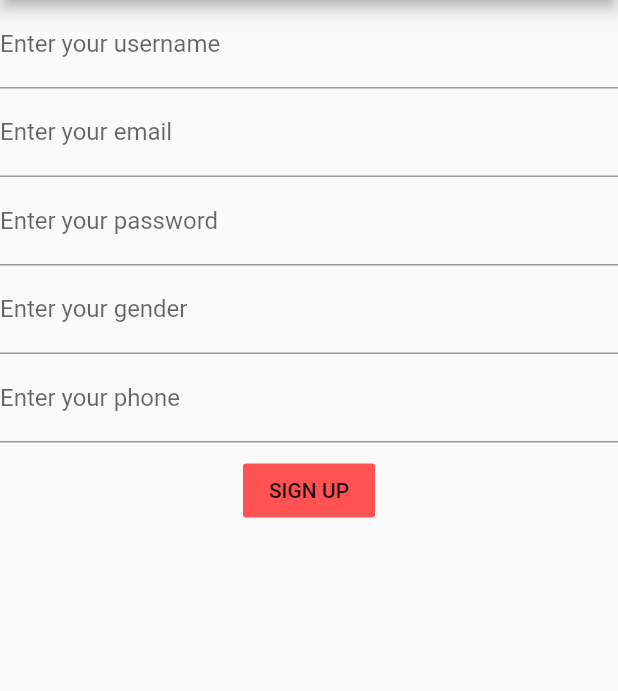
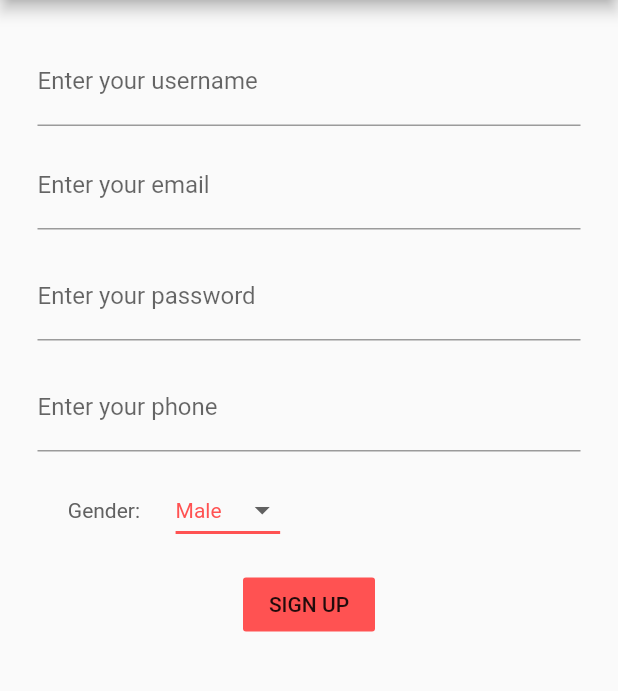
Before and after one commit to mustafabaki/cheapie, a Flutter app: the screen it shows after launch, after a tap on "TAP HERE TO SIGN UP!", on a phone screen of 412 x 824 dp, the part 84-775 px from its top. Run offline on Flutter 3.47's test engine with Material 2 defaults, Android fonts, the phone set to English and light mode, and no system bars; our stand-ins replace flutter_rating_bar, sqflite; accounts and stored records are empty; network calls fail.

Commit message:
First Commit - Hasan
Make changes to submit and login page

```diff
--- a/lib/main.dart
+++ b/lib/main.dart
@@ -217,19 +217,32 @@ class _firstScreenState extends State<firstScreen> {
               image: AssetImage('images/logo.png'),
             ),
           ),
-          TextFormField(
+          Padding(
+            padding: const EdgeInsets.all(11.0),
+            child: Container(
+              width: MediaQuery.of(context).size.width * 0.75,
+              child: TextFormField(
                   controller: username,
                   decoration: InputDecoration(
                       border: UnderlineInputBorder(),
                       labelText: 'Enter your username')),
-          TextFormField(
+            ),
+          ),
+          Padding(
+            padding: const EdgeInsets.all(11.0),
+            child: Container(
+              width: MediaQuery.of(context).size.width * 0.75,
+              child: TextFormField(
+                obscureText: true,
                 controller: password,
                 decoration: InputDecoration(
                     border: UnderlineInputBorder(),
                     labelText: 'Enter your password'),
               ),
+            ),
+          ),
           Padding(
-            padding: const EdgeInsets.all(8.0),
+            padding: const EdgeInsets.all(20.0),
             child: FlatButton(
               onPressed: () async {
                 String usrname = username.text;
@@ -243,7 +256,12 @@ class _firstScreenState extends State<firstScreen> {
                       MaterialPageRoute(builder: (context) => screen()));
                 }
               },
-              child: Text("LOGIN"),
+              child: Text(
+                "LOGIN",
+                style: TextStyle(
+                  color: Colors.white,
+                ),
+              ),
               color: Colors.redAccent,
             ),
           ),
@@ -254,7 +272,9 @@ class _firstScreenState extends State<firstScreen> {
                 Navigator.push(
                     context, MaterialPageRoute(builder: (context) => signup()));
               },
-              child: Text("TAP HERE TO SIGN UP! "),
+              child: Text("TAP HERE TO SIGN UP! ",style: TextStyle(
+                  color: Colors.white,
+                ),),
               color: Colors.redAccent,
             ),
           )
@@ -276,6 +296,8 @@ class _signupState extends State<signup> {
   TextEditingController city = TextEditingController();
   TextEditingController gender = TextEditingController();
   TextEditingController email = TextEditingController();
+  String dropdownValue = 'Male';
+
 
   @override
   Widget build(BuildContext context) {
@@ -284,45 +306,79 @@ class _signupState extends State<signup> {
         backgroundColor: Colors.redAccent,
         title: Text('Sign Up For Cheapie'),
       ),
-      body: Column(
+      body: Padding(
+        padding: const EdgeInsets.all(25.0),
+        child: Column(
           children: [
             TextFormField(
                 controller: username,
                 decoration: InputDecoration(
                     border: UnderlineInputBorder(),
                     labelText: 'Enter your username')),
+            SizedBox(height: 10),
             TextFormField(
                 controller: email,
                 decoration: InputDecoration(
                     border: UnderlineInputBorder(),
                     labelText: 'Enter your email')),
+            SizedBox(height: 15),
             TextFormField(
+                obscureText: true,
                 controller: password,
                 decoration: InputDecoration(
                     border: UnderlineInputBorder(),
                     labelText: 'Enter your password')),
-          TextFormField(
-              controller: gender,
-              decoration: InputDecoration(
-                  border: UnderlineInputBorder(),
-                  labelText: 'Enter your gender')),
+            SizedBox(height: 15),
             TextFormField(
                 controller: phone,
                 decoration: InputDecoration(
                     border: UnderlineInputBorder(),
                     labelText: 'Enter your phone')),
+            SizedBox(height: 15),
             Padding(
-            padding: const EdgeInsets.all(8.0),
+              padding: const EdgeInsets.only(right: 180),
+              child: Row(
+                mainAxisAlignment: MainAxisAlignment.spaceEvenly,
+                children: [
+                  Container(child: Text('Gender: ', style: TextStyle(color: Colors.grey[700]),),),
+                  DropdownButton<String>(
+                    value: dropdownValue,
+                    elevation: 16,
+                    style: const TextStyle(color: Colors.redAccent),
+                    underline: Container(
+                      height: 2,
+                      color: Colors.redAccent,
+                    ),
+                    onChanged: (String newValue) {
+                      setState(() {
+                        dropdownValue = newValue;
+                      });
+                    },
+                    items: <String>['Male', 'Female']
+                        .map<DropdownMenuItem<String>>((String value) {
+                      return DropdownMenuItem<String>(
+                        value: value,
+                        child: Text(value),
+                      );
+                    }).toList(),
+                  ),
+                ],
+              ),
+            ),
+            Padding(
+              padding: const EdgeInsets.all(15.0),
               child: FlatButton(
                 onPressed: () async {
+                  print(phone.text);
                    await db.rawInsert(
-                    """ insert into user (username, email,password,gender,phone, address_id,user_id) values ("${username.text}","${email.text}", "${password.text}", "${gender.text}", ${phone.text},2,2) """);
+                  """ insert into user (username, email,password,gender,phone, address_id,user_id) values ("${username.text}","${email.text}", "${password.text}", "${dropdownValue}", ${phone.text},2,2) """);
                 },
                 child: Text('SIGN UP'),
                 color: Colors.redAccent,
               ),
             )
           ],
+        ),
       ),
     );
   }
```
Also changed, not shown: pubspec.lock, 1 other file. Lines whose indentation alone changed are shown as unchanged.
